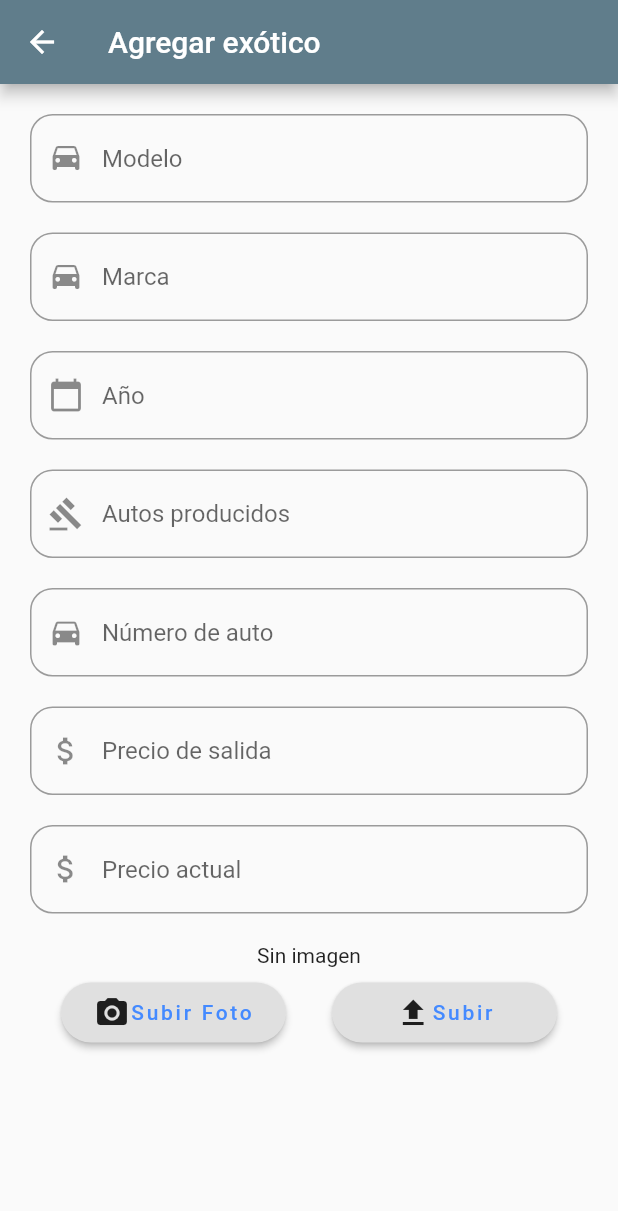
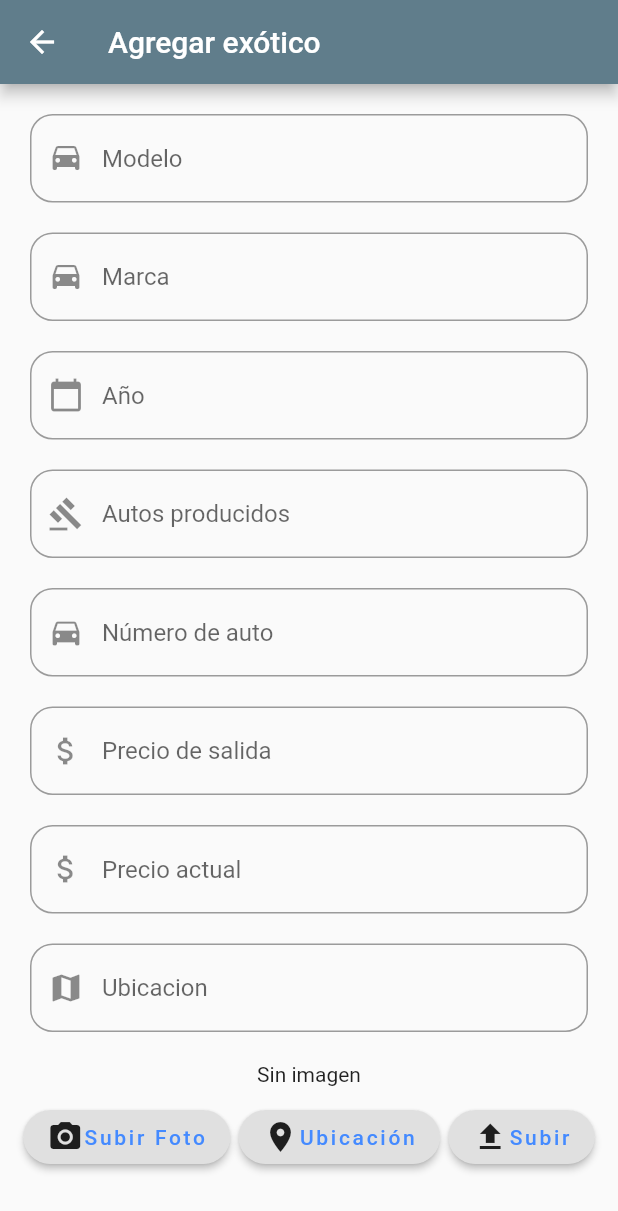
Before and after one commit to OlafGonzalez/foroexotics, a Flutter app: the AgregarCarro screen opened directly, on a phone screen of 412 x 824 dp. Shown: the top 1211 px of the screen. Run offline on Flutter 3.47's test engine with Material 2 defaults, Android fonts, the phone set to English and light mode, and no system bars; our stand-ins replace firebase_auth, firebase_database, firebase_storage, geolocator, google_sign_in, image_picker; accounts and stored records are empty.

Commit message:
Add GPS sensor
Add GPS sensors, build APK and modify firabase

```diff
--- a/lib/Carpost.dart
+++ b/lib/Carpost.dart
@@ -12,7 +12,8 @@ class CarPost{
   precioActual,
   year,
   time,
-  date;
+  date,
+  ubicacion;
   CarPost(
   this.userName,
   this.userImage,
@@ -26,6 +27,7 @@ class CarPost{
   this.precioActual,
   this.year,
   this.time,
-  this.date);
+  this.date,
+  this.ubicacion);
 
 }
--- a/lib/agregarCarro.dart
+++ b/lib/agregarCarro.dart
@@ -5,6 +5,7 @@ import 'package:foroexotics/main.dart';
 import 'package:image_picker/image_picker.dart';
 import 'dart:io';
 import 'package:intl/intl.dart';
+import 'package:geolocator/geolocator.dart';
 
 
 class AgregarCarro extends StatefulWidget {
@@ -23,10 +24,22 @@ class _AgregarCarroState extends State<AgregarCarro> {
   final String usernameRecibe;
   final String imageuserRecibe;
   File sampleImage;
-  String modelo,marca,year,autoP,numeroA,psalida,pactual,url;
+  String modelo,marca,year,autoP,numeroA,psalida,pactual,url,ubicacion;
   final formkey = GlobalKey<FormState>();
+  final Geolocator geolocator = Geolocator()..forceAndroidLocationManager;
+  final myUbicacionController = TextEditingController();
+
+  Position _currentPosition;
+  String _currentAddress;
+  String result = '';
 
   _AgregarCarroState(this.usernameRecibe, this.imageuserRecibe);
+  @override
+  void initState() {
+    // TODO: implement initState
+    super.initState();
+
+  }
 
   @override
   Widget build(BuildContext context) {
@@ -157,6 +170,24 @@ class _AgregarCarroState extends State<AgregarCarro> {
                   ),
                 ),
                 Container(
+                  padding: EdgeInsets.all(10),
+                  child: TextFormField(
+                    controller: myUbicacionController,
+                    //initialValue: _currentAddress,
+                    onSaved: (value) => ubicacion = value,
+                    validator: (value){
+                      if(value.isEmpty){
+                        return "Ingrese la direccion";
+                      }
+                    },
+                    decoration: InputDecoration(
+                        hintText: "Ubicacion",
+                        prefixIcon: Icon(Icons.map),
+                        border: OutlineInputBorder(
+                            borderRadius: BorderRadius.circular(15))),
+                  ),
+                ),
+                Container(
                   padding:EdgeInsets.all(10),
                   child: sampleImage == null
                   ? Text("Sin imagen")
@@ -167,8 +198,7 @@ class _AgregarCarroState extends State<AgregarCarro> {
                   mainAxisAlignment: MainAxisAlignment.spaceEvenly,
                   children: <Widget>[
                     Container(
-                      width: 150,
-                      height: 40,
+
                       child: RaisedButton(
 
                         shape: StadiumBorder(),
@@ -185,8 +215,24 @@ class _AgregarCarroState extends State<AgregarCarro> {
                         }),
                     ),
                     Container(
-                      width: 150,
-                      height: 40,
+
+                      child: RaisedButton(
+                        shape: StadiumBorder(),
+                        child: Row(
+                          mainAxisAlignment: MainAxisAlignment.center,
+                          children: <Widget>[
+                            Icon(Icons.location_on),
+                            Text("Ubicación",style: TextStyle(
+                                    color: Colors.blueAccent, letterSpacing: 1.8),
+                                    ),
+                          ],
+                        ),
+                        onPressed: (){
+                           _getCurrentLocation();
+                      }),
+                    ),
+                    Container(
+
                       child: RaisedButton(
                         shape: StadiumBorder(),
                         child: Row(
@@ -205,7 +251,8 @@ class _AgregarCarroState extends State<AgregarCarro> {
                           uploadStatusImage();
                           }
                       }),
-                    )
+                    ),
+
                   ],
                 ),
                 Container(
@@ -239,6 +286,36 @@ class _AgregarCarroState extends State<AgregarCarro> {
         );
       },
     );
+  }
+ _getCurrentLocation() {
+    geolocator
+        .getCurrentPosition(desiredAccuracy: LocationAccuracy.best)
+        .then((Position position) {
+      setState(() {
+        _currentPosition = position;
+      });
+
+      _getAddressFromLatLng();
+    }).catchError((e) {
+      print(e);
+    });
+  }
+
+  _getAddressFromLatLng() async {
+    try {
+      List<Placemark> p = await geolocator.placemarkFromCoordinates(
+          _currentPosition.latitude, _currentPosition.longitude);
+
+      Placemark place = p[0];
+
+      setState(() {
+        myUbicacionController.text =
+            "${place.locality}, ${place.subLocality}, ${place.country}";
+
+      });
+    } catch (e) {
+      print(e);
+    }
   }
 
   void uploadStatusImage() async {
@@ -282,7 +359,8 @@ class _AgregarCarroState extends State<AgregarCarro> {
       "psalida":psalida,
       "pactual":pactual,
       "date":date,
-      "time":time
+      "time":time,
+      "ubicacion":ubicacion
     };
   ref.child("Post").push().set(data);
 
--- a/lib/main.dart
+++ b/lib/main.dart
@@ -48,6 +48,7 @@ class _MyAppState extends State<MyApp> {
           data[individualKey]['year'],
           data[individualKey]['time'],
           data[individualKey]['date'],
+          data[individualKey]['ubicacion']
         );
         carpostList.add(posts);
       }
@@ -134,7 +135,8 @@ class _MyAppState extends State<MyApp> {
                               carpostList[index].precioActual,
                               carpostList[index].precioSalida,
                               carpostList[index].year,
-                              carpostList[index].numeroAuto);
+                              carpostList[index].numeroAuto,
+                              carpostList[index].ubicacion);
                         },
                       ),
                     )),
@@ -178,7 +180,8 @@ class _MyAppState extends State<MyApp> {
       String precioActual,
       String precioSalida,
       String year,
-      String numeroAuto) {
+      String numeroAuto,
+      String ubicacion) {
     return Card(
       elevation: 14.0,
       color: Colors.grey,
@@ -211,6 +214,10 @@ class _MyAppState extends State<MyApp> {
                         ),
                         Text(
                           time,
+                          style: TextStyle(fontSize: 10),
+                        ),
+                        if(ubicacion != null)Text(
+                          ubicacion,
                           style: TextStyle(fontSize: 10),
                         ),
                         Container(
--- a/pubspec.yaml
+++ b/pubspec.yaml
@@ -29,6 +29,7 @@ dependencies:
   firebase_storage:
   image_picker: ^0.6.7+4
   intl: ^0.16.1
+  geolocator: ^5.3.2+2
   # The following adds the Cupertino Icons font to your application.
   # Use with the CupertinoIcons class for iOS style icons.
   cupertino_icons: ^0.1.3
```
Also changed, not shown: pubspec.lock, 1 other file.
